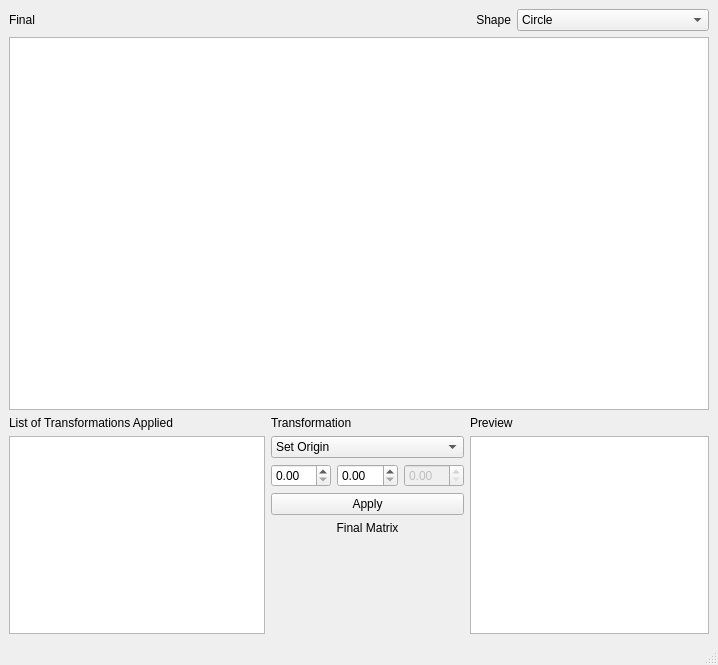
Qt form mainwindow.ui (osamakawish/QtTransformations) before a commit.
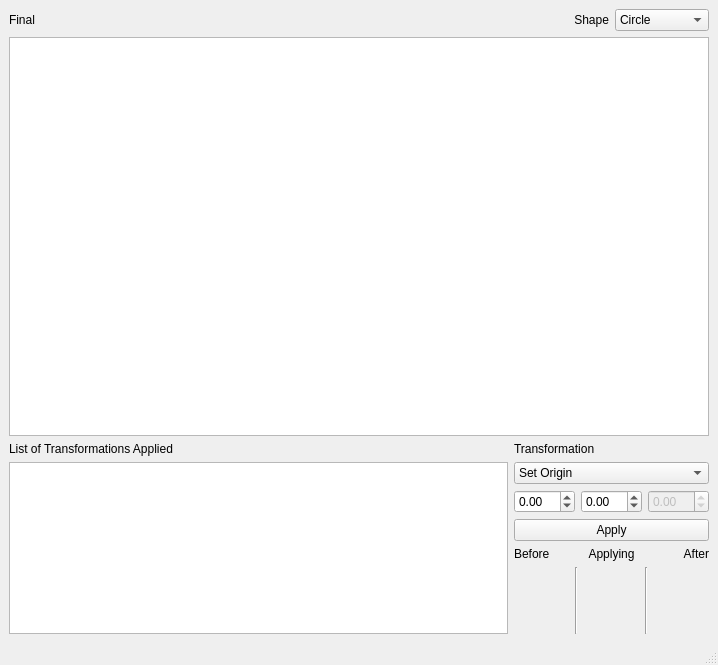
The same form after that commit. Custom widgets are drawn as their Qt base class.

Commit message: Working combo boxes and translations. Bug: Origin and transformation are both affected.

```diff
--- a/mainwindow.ui
+++ b/mainwindow.ui
@@ -14,30 +14,64 @@
    <string>MainWindow</string>
   </property>
   <widget class="QWidget" name="centralwidget">
-   <layout class="QGridLayout" name="gridLayout" rowstretch="0,4,0,0,0,0,0,1,0" columnstretch="0,1,0,0,1">
-    <item row="5" column="1">
-     <widget class="QPushButton" name="applyButton">
+   <layout class="QGridLayout" name="gridLayout" rowstretch="0,6,0,0,0,0,0,1">
+    <item row="0" column="0">
+     <widget class="QLabel" name="finalLabel">
       <property name="text">
-       <string>Apply</string>
+       <string>Final</string>
       </property>
      </widget>
     </item>
-    <item row="6" column="1">
-     <widget class="QLabel" name="matrixLabel">
-      <property name="sizePolicy">
-       <sizepolicy hsizetype="Preferred" vsizetype="Fixed">
-        <horstretch>0</horstretch>
-        <verstretch>0</verstretch>
-       </sizepolicy>
+    <item row="0" column="1">
+     <layout class="QHBoxLayout" name="horizontalLayout_2">
+      <item>
+       <widget class="QLabel" name="shapeLabel">
+        <property name="text">
+         <string>Shape</string>
+        </property>
+        <property name="alignment">
+         <set>Qt::AlignRight|Qt::AlignTrailing|Qt::AlignVCenter</set>
+        </property>
+       </widget>
+      </item>
+      <item>
+       <widget class="QComboBox" name="shapeComboBox">
+        <item>
+         <property name="text">
+          <string>Circle</string>
+         </property>
+        </item>
+        <item>
+         <property name="text">
+          <string>Square</string>
+         </property>
+        </item>
+        <item>
+         <property name="text">
+          <string>Letter A</string>
+         </property>
+        </item>
+       </widget>
+      </item>
+     </layout>
+    </item>
+    <item row="2" column="0">
+     <widget class="QLabel" name="transformListLabel">
+      <property name="text">
+       <string>List of Transformations Applied</string>
       </property>
+     </widget>
+    </item>
+    <item row="2" column="1">
+     <widget class="QLabel" name="transformationLabel">
       <property name="text">
-       <string>Final Matrix</string>
+       <string>Transformation</string>
       </property>
-      <property name="alignment">
-       <set>Qt::AlignBottom|Qt::AlignHCenter</set>
-      </property>
      </widget>
     </item>
+    <item row="3" column="0" rowspan="5">
+     <widget class="QListView" name="listView"/>
+    </item>
     <item row="3" column="1">
      <widget class="QComboBox" name="transformComboBox">
       <item>
@@ -67,137 +101,116 @@
       </item>
      </widget>
     </item>
-    <item row="2" column="0">
-     <widget class="QLabel" name="transformListLabel">
-      <property name="text">
-       <string>List of Transformations Applied</string>
-      </property>
-     </widget>
-    </item>
-    <item row="3" column="0" rowspan="5">
-     <widget class="QListView" name="listView"/>
-    </item>
-    <item row="1" column="0" colspan="5">
-     <widget class="QGraphicsView" name="graphicsViewFinal">
-      <property name="dragMode">
-       <enum>QGraphicsView::ScrollHandDrag</enum>
-      </property>
-      <property name="viewportUpdateMode">
-       <enum>QGraphicsView::FullViewportUpdate</enum>
-      </property>
-     </widget>
-    </item>
-    <item row="2" column="2" colspan="3">
-     <widget class="QLabel" name="previewLabel">
-      <property name="text">
-       <string>Preview</string>
-      </property>
-     </widget>
-    </item>
-    <item row="0" column="0" colspan="3">
-     <widget class="QLabel" name="finalLabel">
-      <property name="text">
-       <string>Final</string>
-      </property>
-     </widget>
-    </item>
-    <item row="0" column="4">
-     <widget class="QComboBox" name="shapeComboBox">
-      <item>
-       <property name="text">
-        <string>Circle</string>
-       </property>
-      </item>
-      <item>
-       <property name="text">
-        <string>Square</string>
-       </property>
-      </item>
-      <item>
-       <property name="text">
-        <string>Letter A</string>
-       </property>
-      </item>
-     </widget>
-    </item>
-    <item row="2" column="1">
-     <widget class="QLabel" name="label">
-      <property name="text">
-       <string>Transformation</string>
-      </property>
-     </widget>
-    </item>
     <item row="4" column="1">
      <layout class="QHBoxLayout" name="horizontalLayout">
       <item>
-       <widget class="QDoubleSpinBox" name="xSpinBox"/>
+       <widget class="QDoubleSpinBox" name="xSpinBox">
+        <property name="minimum">
+         <double>-99.000000000000000</double>
+        </property>
+       </widget>
       </item>
       <item>
-       <widget class="QDoubleSpinBox" name="ySpinBox"/>
+       <widget class="QDoubleSpinBox" name="ySpinBox">
+        <property name="minimum">
+         <double>-99.000000000000000</double>
+        </property>
+       </widget>
       </item>
       <item>
        <widget class="QDoubleSpinBox" name="zSpinBox">
         <property name="enabled">
          <bool>false</bool>
         </property>
+        <property name="minimum">
+         <double>-99.000000000000000</double>
+        </property>
        </widget>
       </item>
      </layout>
     </item>
-    <item row="0" column="3">
-     <widget class="QLabel" name="shapeLabel">
+    <item row="5" column="1">
+     <widget class="QPushButton" name="applyButton">
       <property name="text">
-       <string>Shape</string>
-      </property>
-      <property name="alignment">
-       <set>Qt::AlignRight|Qt::AlignTrailing|Qt::AlignVCenter</set>
+       <string>Apply</string>
       </property>
      </widget>
     </item>
+    <item row="6" column="1">
+     <layout class="QHBoxLayout" name="matrixLabelLayout">
+      <item>
+       <widget class="QLabel" name="beforeLabel">
+        <property name="sizePolicy">
+         <sizepolicy hsizetype="Preferred" vsizetype="Fixed">
+          <horstretch>0</horstretch>
+          <verstretch>0</verstretch>
+         </sizepolicy>
+        </property>
+        <property name="text">
+         <string>Before</string>
+        </property>
+        <property name="alignment">
+         <set>Qt::AlignBottom|Qt::AlignLeading|Qt::AlignLeft</set>
+        </property>
+       </widget>
+      </item>
+      <item>
+       <widget class="QLabel" name="applyingLabel">
+        <property name="text">
+         <string>Applying</string>
+        </property>
+        <property name="alignment">
+         <set>Qt::AlignCenter</set>
+        </property>
+       </widget>
+      </item>
+      <item>
+       <widget class="QLabel" name="afterLabel">
+        <property name="sizePolicy">
+         <sizepolicy hsizetype="Preferred" vsizetype="Fixed">
+          <horstretch>0</horstretch>
+          <verstretch>0</verstretch>
+         </sizepolicy>
+        </property>
+        <property name="text">
+         <string>After</string>
+        </property>
+        <property name="alignment">
+         <set>Qt::AlignBottom|Qt::AlignRight|Qt::AlignTrailing</set>
+        </property>
+       </widget>
+      </item>
+     </layout>
+    </item>
     <item row="7" column="1">
      <layout class="QHBoxLayout" name="matrixLayout">
       <item>
-       <spacer name="matrixLeftSpacer">
+       <widget class="TransformGrid" name="beforeGrid" native="true"/>
+      </item>
+      <item>
+       <widget class="Line" name="line1">
         <property name="orientation">
-         <enum>Qt::Horizontal</enum>
+         <enum>Qt::Vertical</enum>
         </property>
-        <property name="sizeType">
-         <enum>QSizePolicy::Fixed</enum>
-        </property>
-        <property name="sizeHint" stdset="0">
-         <size>
-          <width>40</width>
-          <height>20</height>
-         </size>
-        </property>
-       </spacer>
+       </widget>
       </item>
       <item>
        <widget class="TransformGrid" name="transformGrid" native="true"/>
       </item>
       <item>
-       <spacer name="matrixRightSpacer">
+       <widget class="Line" name="line2">
         <property name="orientation">
-         <enum>Qt::Horizontal</enum>
+         <enum>Qt::Vertical</enum>
         </property>
-        <property name="sizeType">
-         <enum>QSizePolicy::Fixed</enum>
-        </property>
-        <property name="sizeHint" stdset="0">
-         <size>
-          <width>40</width>
-          <height>20</height>
-         </size>
-        </property>
-       </spacer>
+       </widget>
+      </item>
+      <item>
+       <widget class="TransformGrid" name="afterGrid" native="true"/>
       </item>
      </layout>
     </item>
-    <item row="3" column="2" rowspan="5" colspan="3">
-     <widget class="QGraphicsView" name="graphicsViewPreview">
-      <property name="sizeAdjustPolicy">
-       <enum>QAbstractScrollArea::AdjustToContents</enum>
-      </property>
+    <item row="1" column="0" colspan="2">
+     <widget class="QGraphicsView" name="graphicsViewFinal">
       <property name="dragMode">
        <enum>QGraphicsView::ScrollHandDrag</enum>
       </property>
```
Left out of the diff: 4 changed lines with no effect on the pictures. The commit also changes 7 other files.
